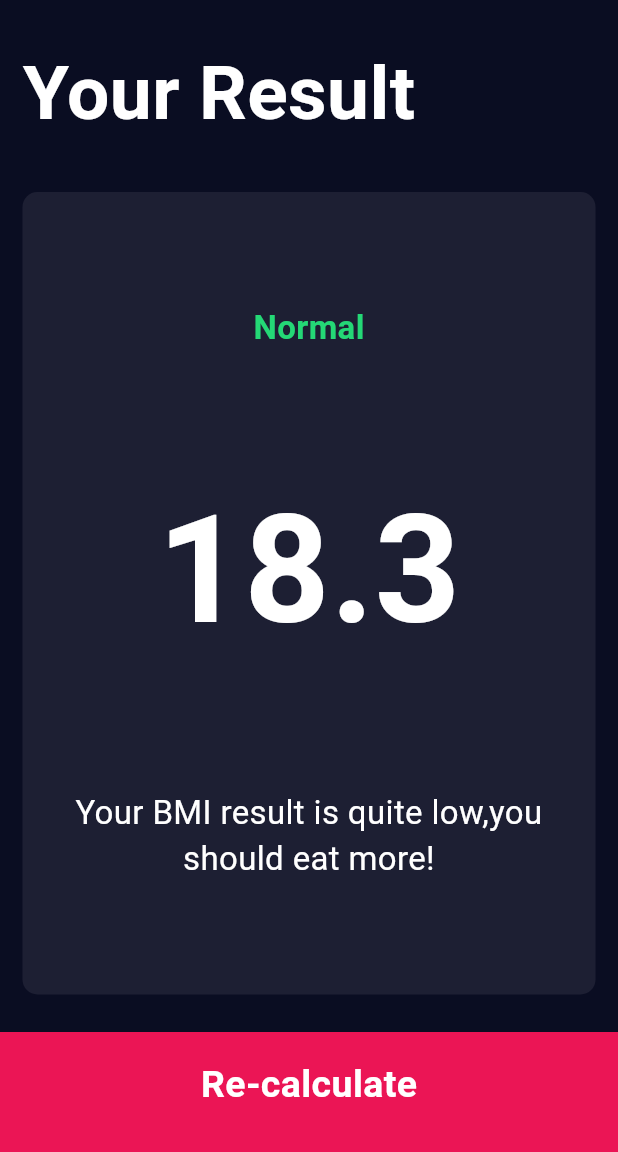
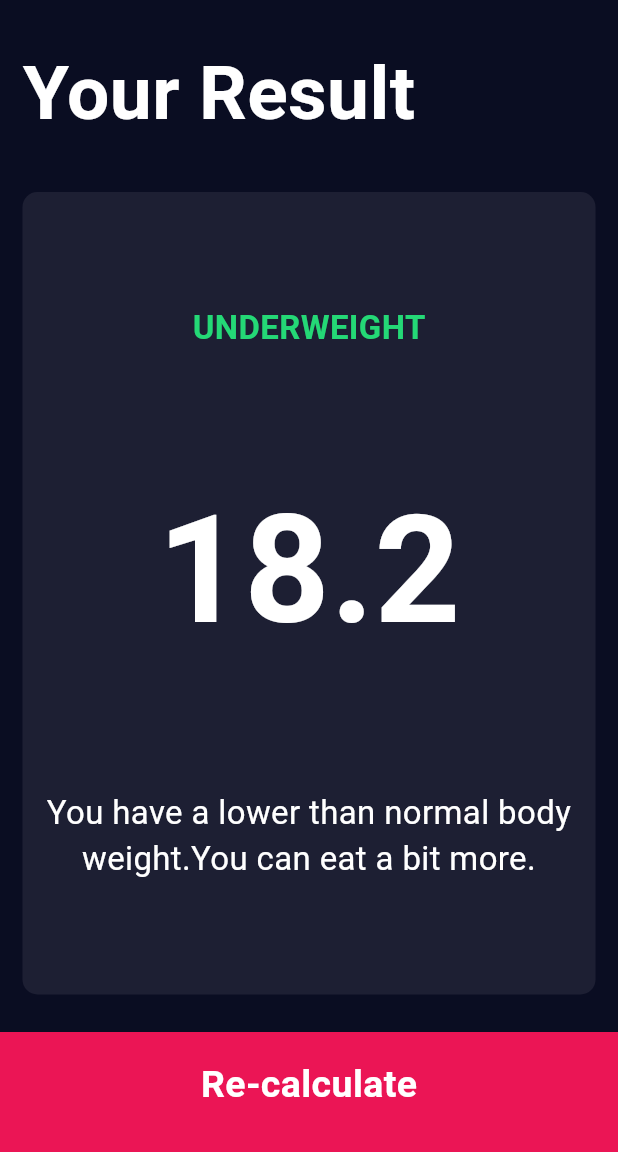
Before and after one commit to Each9084/flutter_bmi, a Flutter app: the screen it shows after launch, after a tap on "Calculate", on a phone screen of 412 x 824 dp, the part 84-1236 px from its top. Run offline on Flutter 3.47's test engine with Material 3 defaults, Android fonts, the light colour scheme and no system bars; our stand-ins replace font_awesome_flutter.

Commit message:
main function has completed

```diff
--- a/lib/calculate_bmi.dart
+++ b/lib/calculate_bmi.dart
@@ -0,0 +1,37 @@
+import 'dart:math';
+class CalculateBmi{
+
+  CalculateBmi({required this.height,required this.weight});
+
+  final int height;
+  final int weight;
+
+  double?_bmi ;
+
+  String calculateTheBMI(){
+    _bmi = weight / pow(height/100, 2);
+    return  _bmi!.toStringAsFixed(1);
+  }
+
+  String getResult(){
+    if (_bmi!>=25) {
+      return 'OverWeight';
+    }else if(_bmi!>=18.5){
+      return 'Normal';
+    }else{
+      return 'UnderWeight';
+    }
+  }
+
+  String getInterpretation(){
+    if (_bmi! >=25) {
+      return 'You have a higher than normal body weight.'
+          'Try to exercise more.';
+    }else if(_bmi! >=18.5){
+      return 'You have a normal body weight.Good job!';
+    }else{
+      return 'You have a lower than normal body weight.You can eat a bit more.';
+    }
+  }
+
+}
--- a/lib/screens/input_page.dart
+++ b/lib/screens/input_page.dart
@@ -7,6 +7,7 @@ import '../components/bottom_button.dart';
 import '../components/reusable_card.dart';
 import '../constants.dart';
 import '../components/icon_content.dart';
+import 'package:bmi_calculator_each/calculate_bmi.dart';
 
 enum genderType {
   male,
@@ -214,14 +215,18 @@ class _InputPageState extends State<InputPage> {
                             Row(
                               mainAxisAlignment: MainAxisAlignment.center,
                               children: [
-                                RoundIconButton(icon: FontAwesomeIcons.minus,
+                                RoundIconButton(
+                                    icon: FontAwesomeIcons.minus,
                                     onPressed: () {
                                       setState(() {
                                         age--;
                                       });
                                     }),
-                                SizedBox(width: 20,),
-                                RoundIconButton(icon: FontAwesomeIcons.plus,
+                                SizedBox(
+                                  width: 20,
+                                ),
+                                RoundIconButton(
+                                    icon: FontAwesomeIcons.plus,
                                     onPressed: () {
                                       setState(() {
                                         age++;
@@ -235,9 +240,23 @@ class _InputPageState extends State<InputPage> {
                     )
                   ],
                 )),
-            BottomButton(buttonTitle: bottomText,onTap:(){
-              Navigator.push(context, MaterialPageRoute(builder: (context)=>ResultsPage()));
-            },)
+            BottomButton(
+              buttonTitle: bottomText,
+              onTap: () {
+                CalculateBmi calculateObject =
+                CalculateBmi(height: height, weight: weight);
+                Navigator.push(
+                    context,
+                    MaterialPageRoute(
+                        builder: (context) =>
+                            ResultsPage(
+                              bmiResult: calculateObject.calculateTheBMI(),
+                              resultText: calculateObject.getResult(),
+                              interpretation:calculateObject.getInterpretation()
+                              ,
+                            )));
+              },
+            )
           ],
         )
 
--- a/lib/screens/results_page.dart
+++ b/lib/screens/results_page.dart
@@ -5,7 +5,11 @@ import '../components/reusable_card.dart';
 
 
 class ResultsPage extends StatelessWidget {
-  const ResultsPage({super.key});
+
+  ResultsPage({required this.bmiResult,required this.resultText,required this.interpretation});
+  final String?bmiResult;
+  final String?resultText;
+  final String?interpretation;
 
   @override
   Widget build(BuildContext context) {
@@ -35,15 +39,15 @@ class ResultsPage extends StatelessWidget {
                 crossAxisAlignment: CrossAxisAlignment.center,
                 children: [
                   Text(
-                    'Normal',
+                    resultText!.toUpperCase(),
                     style: kResultTextStyle,
                   ),
                   Text(
-                    '18.3',
+                    bmiResult!,
                     style: kBMITextStyle,
                   ),
                   Text(
-                    'Your BMI result is quite low,you should eat more!',
+                    interpretation!,
                     textAlign: TextAlign.center,
                     style: kBodyTextStyle,
                   ),
```
